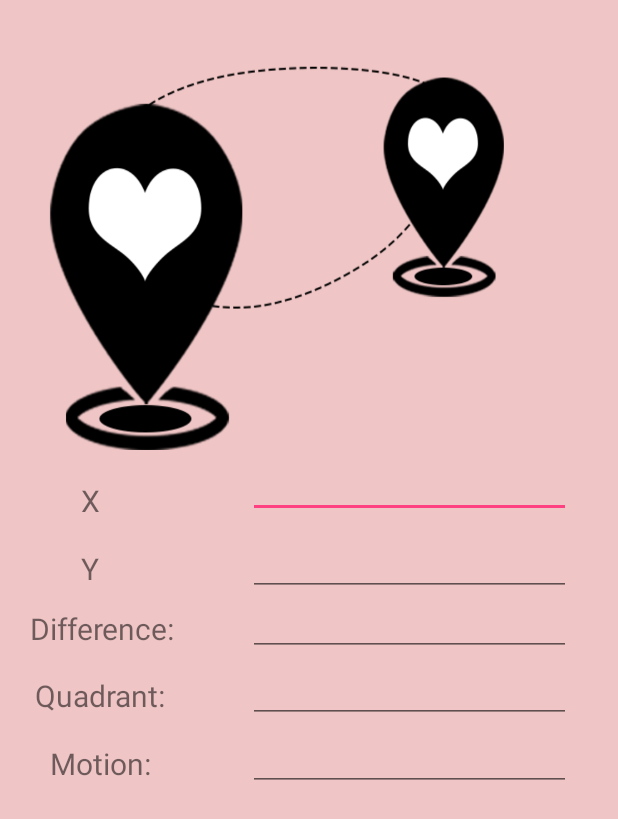
After one commit to thonbarroro/FinalProject, an Android app: the OnTouchActivity screen opened directly, with no data from a screen before it, on a phone screen of 412 x 824 dp. The commit adds this screen. Shown: the top 819 px of the screen. Run offline under Robolectric (Android 15) with nearby library versions, the phone set to English and light mode, and no system bars.

Commit message:
Added Ontouch Listener

```diff
--- a/app/src/main/AndroidManifest.xml
+++ b/app/src/main/AndroidManifest.xml
@@ -30,6 +30,11 @@
                 <action android:name="android.intent.action.MAIN" />
             </intent-filter>
         </activity>
+        <activity android:name=".OnTouchActivity">
+            <intent-filter>
+                <action android:name="android.intent.action.MAIN" />
+            </intent-filter>
+        </activity>
     </application>
 
 </manifest>
--- a/app/src/main/java/com/example/anton/finalproject/MainActivity.java
+++ b/app/src/main/java/com/example/anton/finalproject/MainActivity.java
@@ -51,7 +51,7 @@ public class MainActivity extends AppCompatActivity {
 
                 if (pword.equals(savePassword1)|pword.equals(savePassword)) {
                     Toast.makeText(MainActivity.this, uname + " has logged in. \n Password: " + pword, Toast.LENGTH_LONG).show();
-                    Intent intent = new Intent(MainActivity.this, New.class);
+                    Intent intent = new Intent(MainActivity.this, OnTouchActivity.class);
                     startActivity(intent);
                 }
                 else{
--- /dev/null
+++ b/app/src/main/java/com/example/anton/finalproject/OnTouchActivity.java
@@ -0,0 +1,59 @@
+package com.example.anton.finalproject;
+
+import android.os.Bundle;
+import android.support.v7.app.AppCompatActivity;
+import android.view.MotionEvent;
+import android.view.View;
+import android.widget.EditText;
+import android.widget.ImageView;
+
+/**
+ * Created by anton on 04/10/2016.
+ */
+public class OnTouchActivity extends AppCompatActivity {
+    float x1, y1 , x2, y2, a, b;
+    String msg1 = "", msg2="";
+    ImageView imageLogo;
+    @Override
+    protected void onCreate(Bundle savedInstanceState) {
+        super.onCreate(savedInstanceState);
+        setContentView(R.layout.ontouch_activity);
+        final EditText tx = (EditText) findViewById(R.id.text_x);
+        final EditText ty = (EditText) findViewById(R.id.text_y);
+        final EditText tDiff = (EditText) findViewById(R.id.diff);
+        final EditText tQuad = (EditText) findViewById(R.id.quadrant);
+        final EditText tMotion = (EditText) findViewById(R.id.motion);
+        imageLogo = (ImageView) findViewById(R.id.logo);
+
+        imageLogo.setOnTouchListener(new View.OnTouchListener() {
+            @Override
+            public boolean onTouch(View view, MotionEvent event) {
+                switch (event.getAction()) {
+                    case MotionEvent.ACTION_DOWN:
+                        x1 = event.getX();
+                        y1 = event.getY();
+                        tx.setText(x1 + ", "+y1);
+                    case MotionEvent.ACTION_UP:
+                        x2 = event.getX();
+                        y2= event.getY();
+                        ty.setText(x2 +", "+y2);
+                        a=x1-x2;
+                        b=y1-y2;
+                        tDiff.setText(Math.abs(a) +", "+Math.abs(b));
+                        if (a>0 & b>0 ){msg2="2nd Quadrant";}
+                        if (a>0 & b<0){msg2="3rd Quadrant";}
+                        if (a<0 & b<0){msg2="4th Quadrant";}
+                        if (a<0 & b>0){msg2="1st Quadrant";}
+                        if (y1 < y2){msg1 +=" Swiped Bottom";}
+                        if (y1 > y2){msg1 +=" Swiped Up";}
+                        if (x1 > x2){msg1 +=" Swiped Left";}
+                        if (x1 < x2){msg1 +=" Swiped Right";}
+                        tQuad.setText(msg1);
+                        msg1="";
+                        tMotion.setText(msg2);
+                        msg2="";
+                }return true;
+            }
+        });
+    }
+}
--- a/app/src/main/res/layout/activity_main.xml
+++ b/app/src/main/res/layout/activity_main.xml
@@ -52,7 +52,7 @@
     <ImageView
         android:layout_width="280dp"
         android:layout_height="150dp"
-        android:id="@+id/imageView"
+        android:id="@+id/logo"
         android:layout_alignParentTop="true"
         android:layout_centerHorizontal="true"
         android:layout_marginTop="20dp"
@@ -64,7 +64,7 @@
         android:textAppearance="?android:attr/textAppearanceMedium"
         android:text="Magkabilang Mundo"
         android:id="@+id/textView"
-        android:layout_below="@+id/imageView"
+        android:layout_below="@+id/logo"
         android:layout_centerHorizontal="true"
         android:textSize="@dimen/abc_dialog_padding_material"
         android:layout_marginTop="20dp"
--- /dev/null
+++ b/app/src/main/res/layout/ontouch_activity.xml
@@ -0,0 +1,143 @@
+<?xml version="1.0" encoding="utf-8"?>
+<RelativeLayout xmlns:android="http://schemas.android.com/apk/res/android"
+    android:layout_width="match_parent"
+    android:layout_height="match_parent"
+    android:orientation="vertical"
+    android:background="#efc5c5">
+
+    <ImageView
+        android:layout_width="390dp"
+        android:layout_height="260dp"
+        android:id="@+id/logo"
+        android:background="@drawable/logo"
+        android:layout_marginTop="40dp"/>
+
+    <TextView
+        android:text="X"
+        android:textSize="20dp"
+        android:layout_width="25dp"
+        android:layout_height="25dp"
+        android:layout_marginLeft="54dp"
+        android:layout_marginStart="54dp"
+        android:layout_marginTop="20dp"
+        android:id="@+id/textView"
+        android:layout_below="@+id/logo"
+        android:layout_alignParentLeft="true"
+        android:layout_alignParentStart="true" />
+
+    <TextView
+        android:text="Y"
+        android:textSize="20dp"
+        android:layout_width="25dp"
+        android:layout_height="25dp"
+        android:layout_marginLeft="54dp"
+        android:layout_marginStart="54dp"
+        android:layout_marginTop="65dp"
+        android:id="@+id/textView2"
+        android:layout_below="@+id/logo"
+        android:layout_alignParentLeft="true"
+        android:layout_alignParentStart="true" />
+
+
+    <TextView
+        android:text="Difference:"
+        android:textSize="20dp"
+        android:layout_width="100dp"
+        android:layout_height="25dp"
+        android:layout_marginLeft="2dp"
+        android:layout_marginStart="20dp"
+        android:layout_marginTop="105dp"
+        android:id="@+id/textView3"
+        android:layout_below="@+id/logo"
+        android:layout_alignParentLeft="true"
+        android:layout_alignParentStart="true" />
+
+
+    <TextView
+        android:text="Quadrant:"
+        android:textSize="20dp"
+        android:layout_width="100dp"
+        android:layout_height="25dp"
+        android:layout_marginLeft="2dp"
+        android:layout_marginStart="23dp"
+        android:layout_marginTop="150dp"
+        android:id="@+id/textView4"
+        android:layout_below="@+id/logo"
+        android:layout_alignParentLeft="true"
+        android:layout_alignParentStart="true" />
+
+    <TextView
+        android:text="Motion:"
+        android:textSize="20dp"
+        android:layout_width="100dp"
+        android:layout_height="25dp"
+        android:layout_marginLeft="2dp"
+        android:layout_marginStart="33dp"
+        android:layout_marginTop="195dp"
+        android:id="@+id/textView5"
+        android:layout_below="@+id/logo"
+        android:layout_alignParentLeft="true"
+        android:layout_alignParentStart="true" />
+
+    <EditText
+        android:layout_width="215dp"
+        android:layout_height="40dp"
+        android:inputType="textPersonName"
+        android:ems="10"
+        android:id="@+id/text_x"
+        android:layout_marginTop="20dp"
+        android:layout_alignBottom="@+id/textView"
+        android:layout_alignParentRight="true"
+        android:layout_alignParentEnd="true"
+        android:layout_marginRight="31dp"
+        android:layout_marginEnd="31dp"
+        />
+
+
+
+    <EditText
+        android:layout_width="215dp"
+        android:layout_height="40dp"
+        android:inputType="textPersonName"
+        android:ems="10"
+        android:id="@+id/text_y"
+        android:layout_alignBaseline="@+id/textView2"
+        android:layout_alignBottom="@+id/textView2"
+        android:layout_alignLeft="@+id/text_x"
+        android:layout_alignStart="@+id/text_x" />
+
+    <EditText
+        android:layout_width="215dp"
+        android:layout_height="40dp"
+        android:inputType="textPersonName"
+        android:ems="10"
+        android:id="@+id/diff"
+        android:layout_alignBaseline="@+id/textView3"
+        android:layout_alignBottom="@+id/textView3"
+        android:layout_alignLeft="@+id/text_y"
+        android:layout_alignStart="@+id/text_y" />
+
+    <EditText
+        android:layout_width="215dp"
+        android:layout_height="40dp"
+        android:inputType="textPersonName"
+        android:ems="10"
+        android:id="@+id/quadrant"
+        android:layout_alignBaseline="@+id/textView4"
+        android:layout_alignBottom="@+id/textView4"
+        android:layout_alignLeft="@+id/diff"
+        android:layout_alignStart="@+id/diff" />
+
+    <EditText
+        android:layout_width="215dp"
+        android:layout_height="40dp"
+        android:inputType="textPersonName"
+        android:ems="10"
+        android:id="@+id/motion"
+        android:layout_alignBaseline="@+id/textView5"
+        android:layout_alignBottom="@+id/textView5"
+        android:layout_alignLeft="@+id/quadrant"
+        android:layout_alignStart="@+id/quadrant" />
+
+
+</RelativeLayout>
--- a/app/src/main/res/layout/splash.xml
+++ b/app/src/main/res/layout/splash.xml
@@ -8,7 +8,7 @@
     <ImageView
         android:layout_width="350dp"
         android:layout_height="200dp"
-        android:id="@+id/imageView"
+        android:id="@+id/logo"
         android:layout_alignParentTop="true"
         android:layout_centerHorizontal="true"
         android:layout_marginTop="130dp"
--- a/app/src/main/res/layout/welcome.xml
+++ b/app/src/main/res/layout/welcome.xml
@@ -1,7 +1,9 @@
 <?xml version="1.0" encoding="utf-8"?>
 <LinearLayout xmlns:android="http://schemas.android.com/apk/res/android"
-    android:orientation="vertical" android:layout_width="match_parent"
-    android:layout_height="match_parent">
+    android:orientation="vertical"
+    android:layout_width="match_parent"
+    android:layout_height="match_parent"
+    android:background="#efc5c5">
 
     <TextView
         android:layout_width="wrap_content"
```
